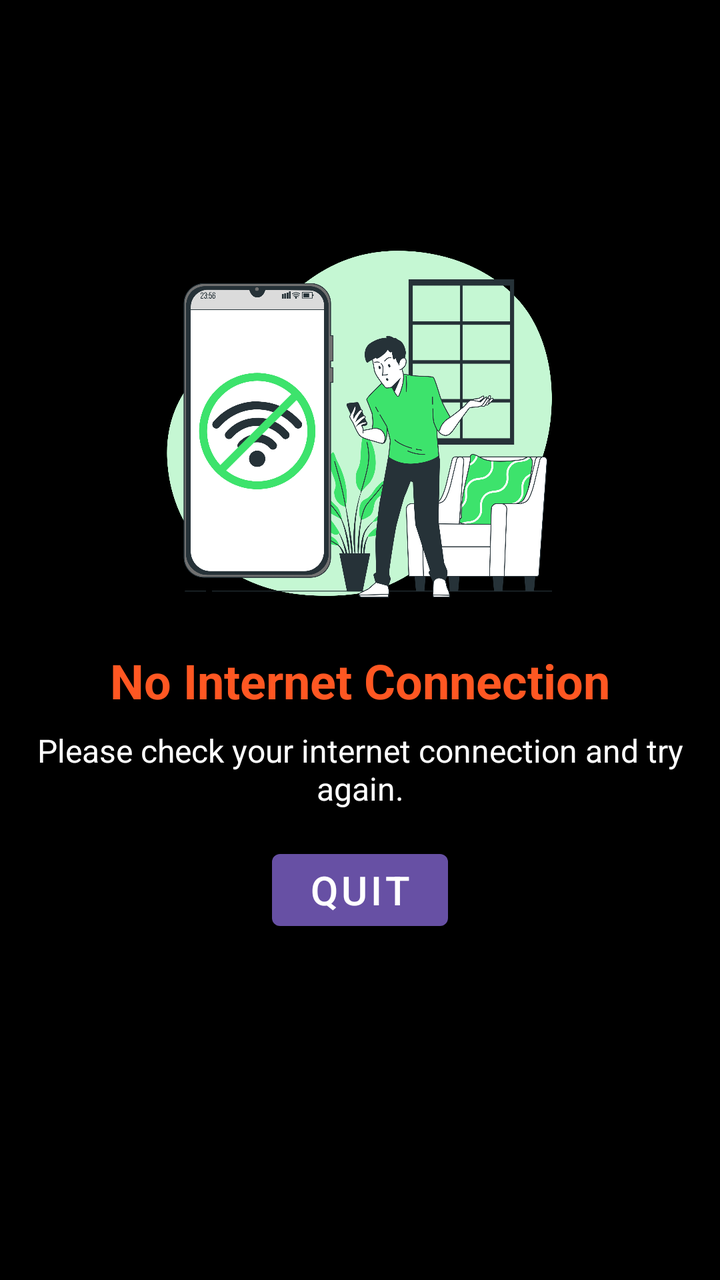
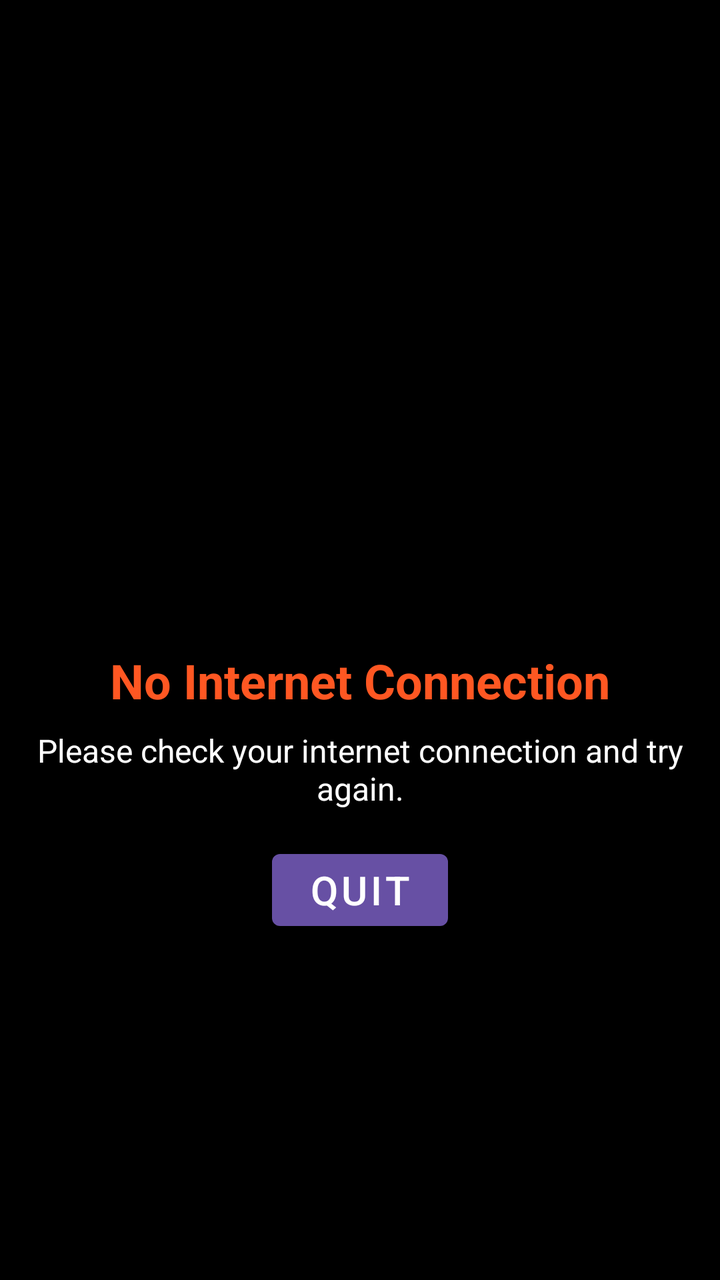

Two renders of the same Android screen: before a commit and after it. Below are the layout's source before the change and the commit's diff.
<!-- AndroidManifest.xml: application theme Base.Theme.WeatherMaster -->
<!-- res/layout/no_internet.xml -->
<?xml version="1.0" encoding="utf-8"?>
<LinearLayout
    xmlns:android="http://schemas.android.com/apk/res/android"
    android:layout_width="match_parent"
    android:layout_height="match_parent"
    android:orientation="vertical"
    android:gravity="center"
    android:background="@color/black"
    android:padding="16dp">

    <ImageView
        android:id="@+id/imageViewNoInternet"
        android:layout_width="600px"

        android:layout_height="600px"
        android:layout_marginBottom="100dp"
        android:contentDescription="No Internet Icon"
        android:src="@drawable/no_internet" />

    <TextView
        android:id="@+id/textViewNoInternetTitle"
        android:layout_width="wrap_content"
        android:layout_height="wrap_content"
        android:text="No Internet Connection"
        android:textColor="#FF5722"
        android:textSize="24sp"
        android:layout_marginTop="-90dp"
        android:textStyle="bold"
        android:textAlignment="center" />

    <TextView
        android:id="@+id/textViewNoInternetMessage"
        android:layout_width="wrap_content"
        android:layout_height="wrap_content"
        android:text="Please check your internet connection and try again."
        android:textColor="#ffff"
        android:textSize="16sp"
        android:layout_marginTop="8dp"
        android:textAlignment="center" />














    <com.google.android.material.button.MaterialButton
        android:layout_width="wrap_content"
        android:layout_height="wrap_content"
        android:layout_marginTop="16dp"
        android:id="@+id/buttonQuit"
        android:text="QUIT"
        android:textSize="20dp"
        android:textColor="#FFFFFF"
        style="@style/Widget.MaterialComponents.Button"
         />

</LinearLayout>
<!-- resources referenced by this layout -->
<resources>
  <color name="black">#FF000000</color>
  <!-- drawable no_internet: png bitmap (drawable, 375881 bytes) -->
  <style name="Base.Theme.WeatherMaster" parent="Theme.Material3.DayNight.NoActionBar">
          
          
      </style>
</resources>

<!-- the commit's change to res/layout/no_internet.xml (unified diff, before → after) -->
@@ -15,7 +15,7 @@
         android:layout_height="600px"
         android:layout_marginBottom="100dp"
         android:contentDescription="No Internet Icon"
-        android:src="@drawable/no_internet" />
+     />
 
     <TextView
         android:id="@+id/textViewNoInternetTitle"
<!-- resource entries referenced after the edit -->
@@ -1,7 +1,6 @@
 <!-- resources referenced by this layout -->
 <resources>
   <color name="black">#FF000000</color>
-  <!-- drawable no_internet: png bitmap (drawable, 375881 bytes) -->
   <style name="Base.Theme.WeatherMaster" parent="Theme.Material3.DayNight.NoActionBar">
           
           
